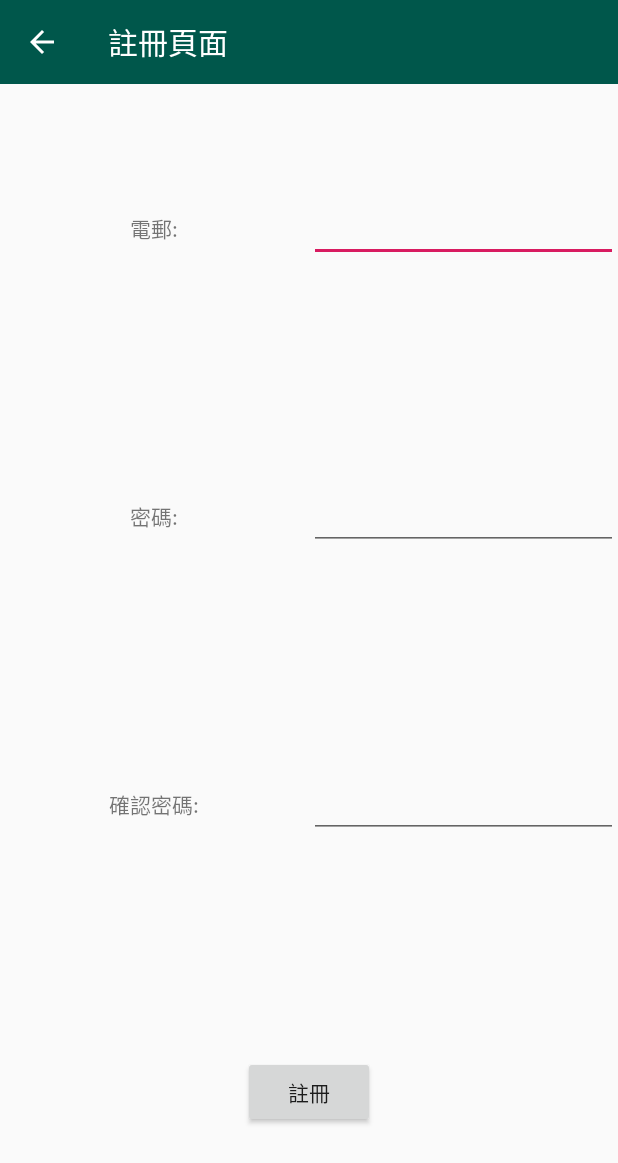
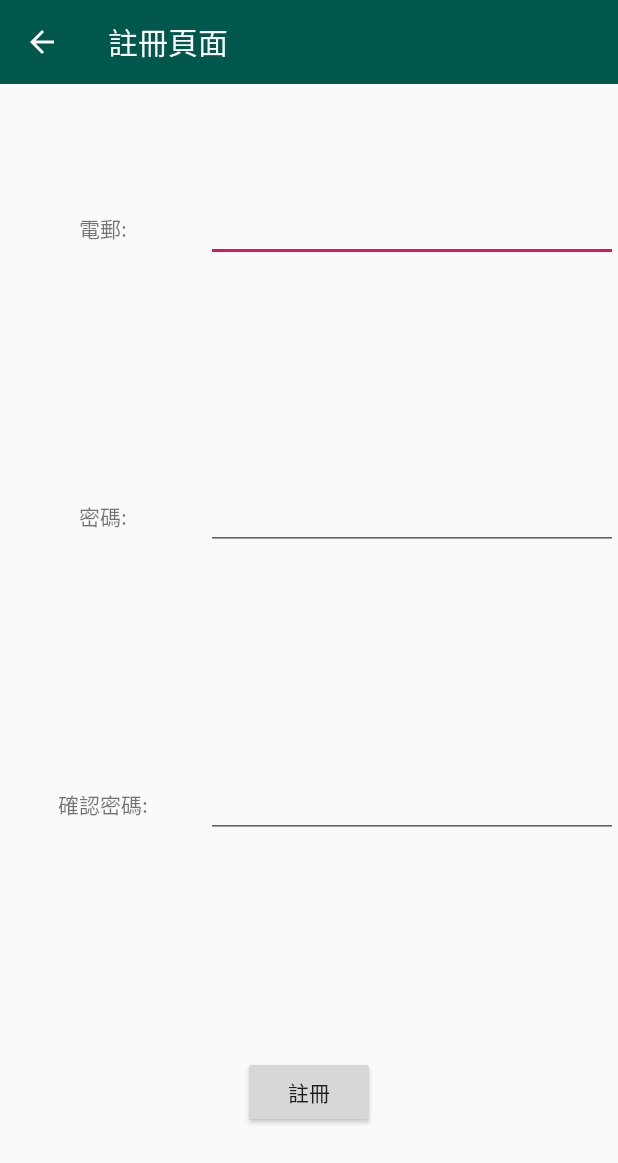
Before and after one commit to kelvinng2017/ExerciseOne, an Android app: the email_register screen opened directly, with no data from a screen before it, on a phone screen of 412 x 824 dp. Shown: the top 1163 px of the screen. Run offline under Robolectric (Android 15) with nearby library versions, the phone set to English and light mode, and no system bars.

Commit message:
修改註冊版面

```diff
--- a/app/src/main/res/layout/activity_email_register.xml
+++ b/app/src/main/res/layout/activity_email_register.xml
@@ -25,7 +25,7 @@
             <LinearLayout
                 android:layout_width="match_parent"
                 android:layout_height="match_parent"
-                android:layout_weight="1"
+                android:layout_weight="2"
                 android:orientation="vertical"
                 android:gravity="center">
 
@@ -60,7 +60,7 @@
             <LinearLayout
                 android:layout_width="match_parent"
                 android:layout_height="match_parent"
-                android:layout_weight="1"
+                android:layout_weight="2"
                 android:orientation="vertical"
                 android:gravity="center">
 
@@ -95,7 +95,7 @@
             <LinearLayout
                 android:layout_width="match_parent"
                 android:layout_height="match_parent"
-                android:layout_weight="1"
+                android:layout_weight="2"
                 android:orientation="vertical"
                 android:gravity="center">
 
```
